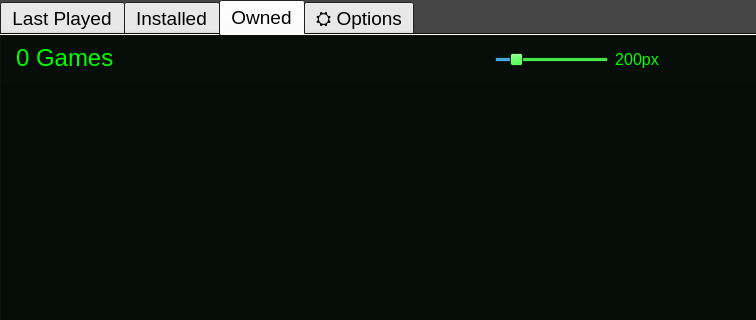
First picture: the form in layout/form.ui, repository JacobW22/Games_Vault, before the edit; both pictures show x 0 to 756 and y 0 to 320 of the 1200 by 600 pixel window.
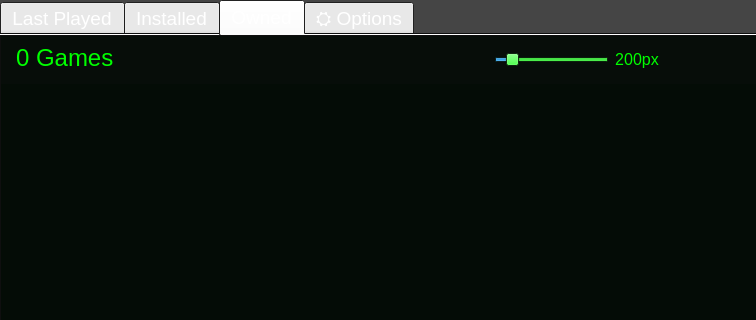
Second picture: the form after the edit. The open tabs and pages were chosen to show the change. Icons and pictures are not drawn.

The edit to the form file:
```diff
--- a/layout/form.ui
+++ b/layout/form.ui
@@ -105,6 +105,24 @@
       <property name="palette">
        <palette>
         <active>
+         <colorrole role="WindowText">
+          <brush brushstyle="SolidPattern">
+           <color alpha="255">
+            <red>255</red>
+            <green>255</green>
+            <blue>255</blue>
+           </color>
+          </brush>
+         </colorrole>
+         <colorrole role="ButtonText">
+          <brush brushstyle="SolidPattern">
+           <color alpha="255">
+            <red>255</red>
+            <green>255</green>
+            <blue>255</blue>
+           </color>
+          </brush>
+         </colorrole>
          <colorrole role="Window">
           <brush brushstyle="SolidPattern">
            <color alpha="200">
@@ -116,6 +134,24 @@
          </colorrole>
         </active>
         <inactive>
+         <colorrole role="WindowText">
+          <brush brushstyle="SolidPattern">
+           <color alpha="255">
+            <red>255</red>
+            <green>255</green>
+            <blue>255</blue>
+           </color>
+          </brush>
+         </colorrole>
+         <colorrole role="ButtonText">
+          <brush brushstyle="SolidPattern">
+           <color alpha="255">
+            <red>255</red>
+            <green>255</green>
+            <blue>255</blue>
+           </color>
+          </brush>
+         </colorrole>
          <colorrole role="Window">
           <brush brushstyle="SolidPattern">
            <color alpha="200">
@@ -3205,7 +3241,7 @@
                         <string notr="true"/>
                        </property>
                        <property name="minimum">
-                        <number>50</number>
+                        <number>94</number>
                        </property>
                        <property name="maximum">
                         <number>1080</number>
```
Left out of the diff: 2 changed lines with no effect on the pictures.
